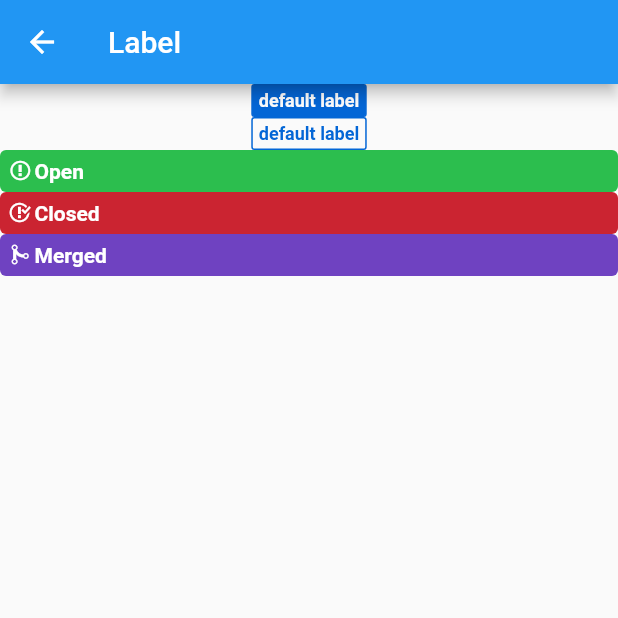
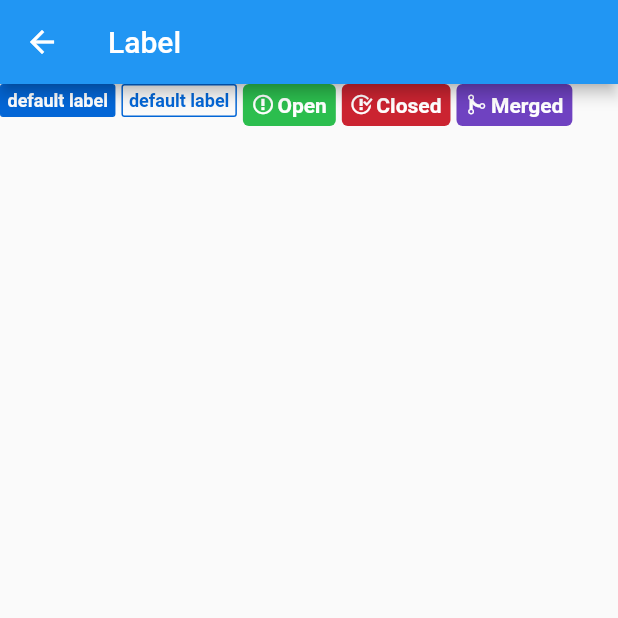
Before and after one commit to git-touch/primer, a Flutter app: the screen it shows after launch, after a tap on "Label", on a phone screen of 412 x 824 dp, the top half of it. Run offline on Flutter 3.47's test engine with Material 2 defaults, Android fonts, the phone set to English and light mode, and no system bars.

Commit message:
fix: label expanded

```diff
--- a/primer/lib/src/label.dart
+++ b/primer/lib/src/label.dart
@@ -93,7 +93,7 @@ class StateLabel extends StatelessWidget {
         borderRadius: BorderRadius.all(Radius.circular(4)),
       ),
       padding: EdgeInsets.all(6),
-      child: Row(
+      child: Wrap(
         children: <Widget>[
           Icon(iconData, color: PrimerColors.white, size: 15),
           SizedBox(width: 2),
--- a/primer_gallery/lib/screens/label.dart
+++ b/primer_gallery/lib/screens/label.dart
@@ -4,12 +4,15 @@ import 'package:primer/primer.dart';
 class LabelScreen extends StatelessWidget {
   @override
   Widget build(BuildContext context) {
-    return Column(children: <Widget>[
-      Label('default label', theme: PrimerTheme.primary),
-      Label('default label', theme: PrimerTheme.primary, outline: true),
-      StateLabel(StateLabelStatus.issueOpened),
-      StateLabel(StateLabelStatus.issueClosed),
-      StateLabel(StateLabelStatus.pullMerged),
-    ]);
+    return Wrap(
+      spacing: 4,
+      children: <Widget>[
+        Label('default label', theme: PrimerTheme.primary),
+        Label('default label', theme: PrimerTheme.primary, outline: true),
+        StateLabel(StateLabelStatus.issueOpened),
+        StateLabel(StateLabelStatus.issueClosed),
+        StateLabel(StateLabelStatus.pullMerged),
+      ],
+    );
   }
 }
```
